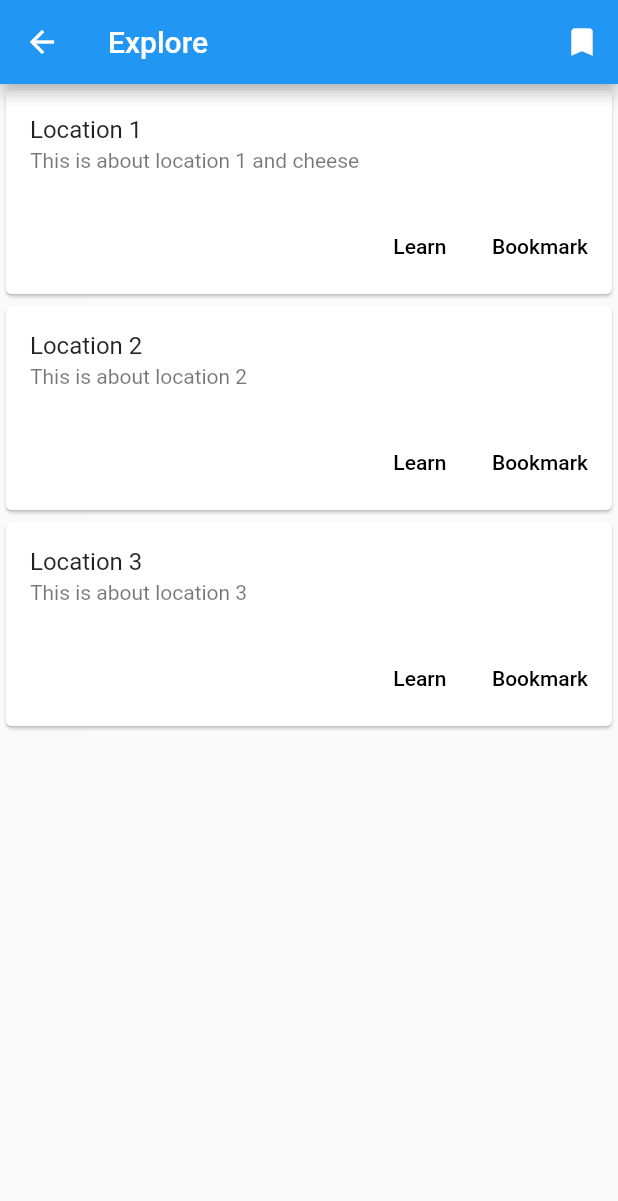
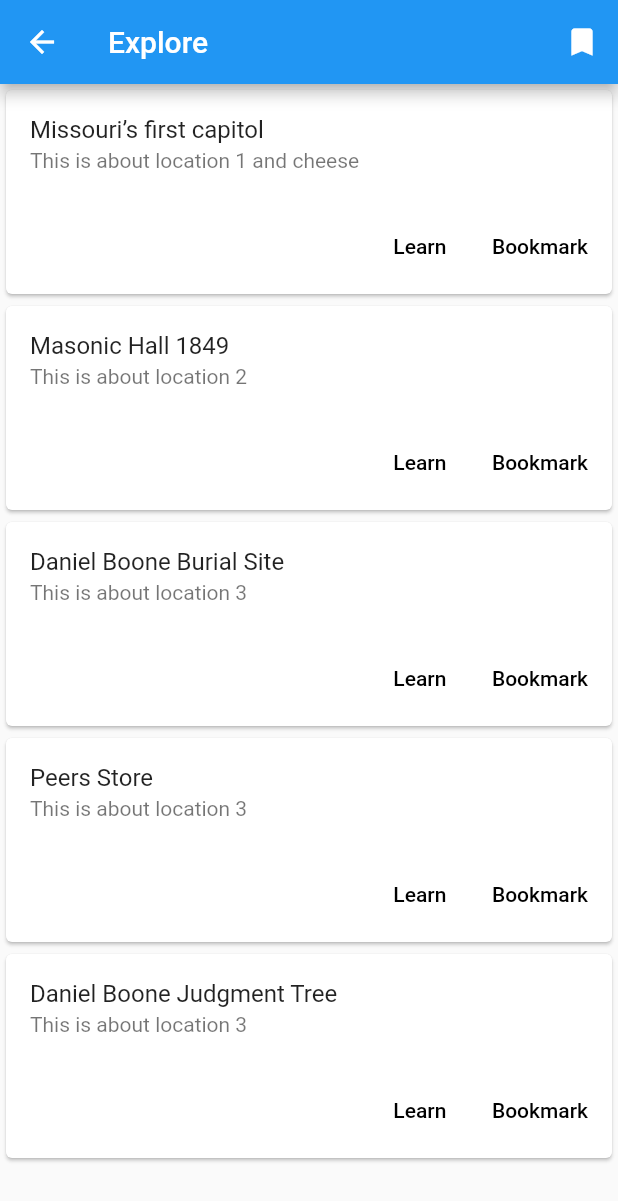
Before and after one commit to oliverj96/katy-trail-app, a Flutter app: the screen it shows after launch, after a tap on "Explore", on a phone screen of 412 x 824 dp. Shown: the top 1201 px of the screen. Run offline on Flutter 3.47's test engine with Material 2 defaults, Android fonts, the phone set to English and light mode, and no system bars; our stand-ins replace flutter_map, geolocator, latlong.

Commit message:
work in progress

```diff
--- /dev/null
+++ b/lib/bookmark_page/bm_handler.dart
@@ -0,0 +1,22 @@
+import 'dart:async';
+import 'package:flutter/services.dart';
+
+class BookmarkHandler {
+  /*
+   * This clas is to be initialized in the main file and passed
+   * to other widgets where needed (such as add to bookmark)
+   */
+  BookmarkHandler(String json){
+    // TODO Initialize JSON file
+    print(json);
+  }
+// Load Asset for Future Data Parsing
+  Future<String> loadAsset(String path) async {
+    return await rootBundle.loadString(path);
+  }
+  bool isBookmarked(){}
+
+  void AddBookmark(){}
+
+  void RemoveBookmark(){}
+}
--- a/lib/main.dart
+++ b/lib/main.dart
@@ -2,6 +2,7 @@ import 'package:flutter/material.dart';
 import 'package:flutter/services.dart';
 import './home_page/homepage.dart';
 import 'package:latlong/latlong.dart';
+import './bookmark_page/bm_handler.dart';
 
 void main() => runApp(MyApp());
 
@@ -31,11 +32,13 @@ class MyHomePage extends StatefulWidget {
 
 class _MyHomePageState extends State<MyHomePage> {
   _MyHomePageState(){
+    bmHandler = BookmarkHandler('assets/docs/bookmarks.json');
     var data = loadAsset('assets/docs/path.txt');
-    getPoints(data);
+    // getPoints(data);
   }
 
   static List<LatLng> points = <LatLng>[];
+  static BookmarkHandler bmHandler;
   // Load Asset for Future Data Parsing
   Future<String> loadAsset(String path) async {
     return await rootBundle.loadString(path);
@@ -53,9 +56,11 @@ class _MyHomePageState extends State<MyHomePage> {
   }
 
   static var sampleData = [
-    {"name": "Location 1", "description": "This is about location 1 and cheese", "long": 38.766964, "lat": -90.489257},
-    {"name": "Location 2", "description": "This is about location 2", "long": 38.794659, "lat": -90.474353},
-    {"name": "Location 3", "description": "This is about location 3", "long": 38.800099, "lat": -90.470506},
+    {"name": "Missouri’s first capitol", "description": "This is about location 1 and cheese", "long": 38.780073, "lat": -90.481848},
+    {"name": "Masonic Hall 1849", "description": "This is about location 2", "long": 38.780621, "lat": -90.481401},
+    {"name": "Daniel Boone Burial Site", "description": "This is about location 3", "long": 38.621592, "lat": -91.034315},
+    {"name": "Peers Store", "description": "This is about location 3", "long": 38.634266, "lat": -91.122865},
+    {"name": "Daniel Boone Judgment Tree", "description": "This is about location 3", "long": 38.608879, "lat": -90.794029},
   ];
 
   Widget currentScreen = HomePage(sampleData, points);
```
Also changed, not shown: assets/docs/bookmarks.json (+22 -0 lines), lib/map_page/maps.dart (+7 -7 lines).
